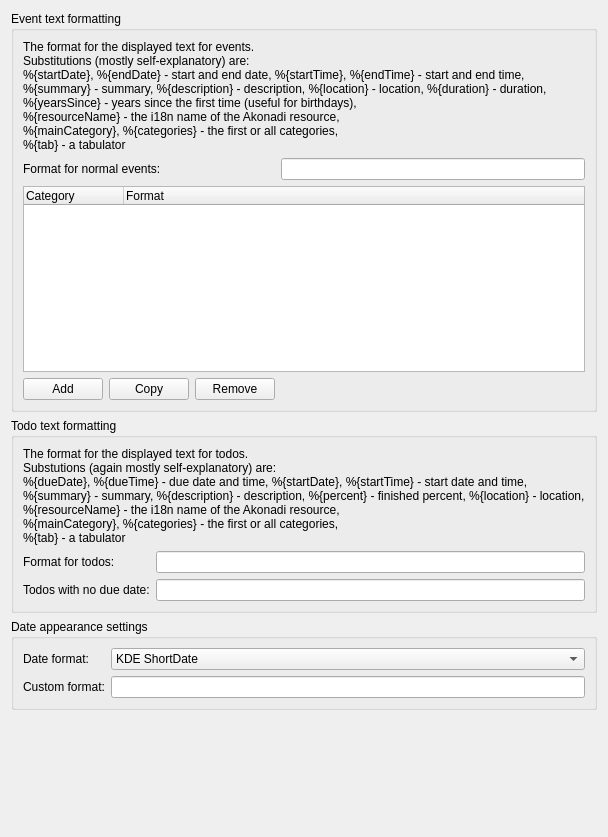
Qt form src/applet/eventappletformatconfig.ui (KDE/plasmoid-eventlist) before a commit.
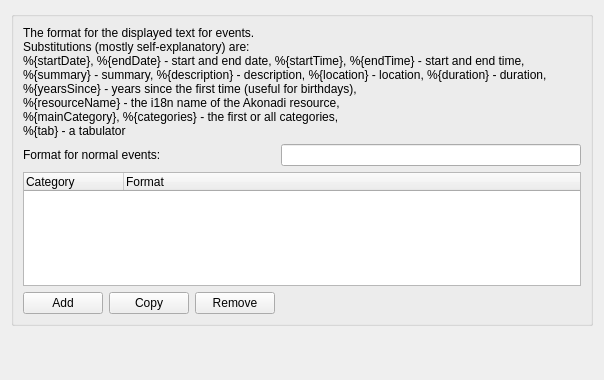
The same form after that commit. Custom widgets are drawn as their Qt base class.

Commit message: rework the config dialog to for netbooks too

```diff
--- a/src/applet/eventappletformatconfig.ui
+++ b/src/applet/eventappletformatconfig.ui
@@ -7,7 +7,7 @@
     <x>0</x>
     <y>0</y>
     <width>604</width>
-    <height>837</height>
+    <height>380</height>
    </rect>
   </property>
   <property name="windowTitle">
@@ -17,7 +17,7 @@
    <item>
     <widget class="QGroupBox" name="groupBox_2">
      <property name="title">
-      <string>Event text formatting</string>
+      <string/>
      </property>
      <layout class="QGridLayout" name="gridLayout_2">
       <item row="1" column="0" colspan="2">
@@ -104,111 +104,6 @@
      </layout>
     </widget>
    </item>
-   <item>
-    <widget class="QGroupBox" name="groupBox_4">
-     <property name="title">
-      <string>Todo text formatting</string>
-     </property>
-     <layout class="QGridLayout" name="gridLayout_3">
-      <item row="0" column="0" colspan="2">
-       <widget class="QLabel" name="label_7">
-        <property name="text">
-         <string>The format for the displayed text for todos.
-Substutions (again mostly self-explanatory) are:
-%{dueDate}, %{dueTime} - due date and time, %{startDate}, %{startTime} - start date and time,
-%{summary} - summary, %{description} - description, %{percent} - finished percent, %{location} - location,
-%{resourceName} - the i18n name of the Akonadi resource,
-%{mainCategory}, %{categories} - the first or all categories,
-%{tab} - a tabulator</string>
-        </property>
-       </widget>
-      </item>
-      <item row="1" column="0">
-       <widget class="QLabel" name="label_8">
-        <property name="text">
-         <string>Format for todos:</string>
-        </property>
-       </widget>
-      </item>
-      <item row="1" column="1">
-       <widget class="KLineEdit" name="todoEdit">
-        <property name="toolTip">
-         <string>The text displayed for common todos.</string>
-        </property>
-        <property name="statusTip">
-         <string/>
-        </property>
-       </widget>
-      </item>
-      <item row="2" column="0">
-       <widget class="QLabel" name="label_9">
-        <property name="text">
-         <string>Todos with no due date:</string>
-        </property>
-       </widget>
-      </item>
-      <item row="2" column="1">
-       <widget class="KLineEdit" name="noDueDateEdit">
-        <property name="toolTip">
-         <string>The text displayed for todos with no due date.</string>
-        </property>
-       </widget>
-      </item>
-     </layout>
-    </widget>
-   </item>
-   <item>
-    <widget class="QGroupBox" name="groupBox">
-     <property name="title">
-      <string>Date appearance settings</string>
-     </property>
-     <layout class="QGridLayout" name="gridLayout">
-      <item row="0" column="0">
-       <widget class="QLabel" name="label">
-        <property name="text">
-         <string>Date format:</string>
-        </property>
-       </widget>
-      </item>
-      <item row="0" column="1">
-       <widget class="KComboBox" name="dateFormatBox">
-        <property name="toolTip">
-         <string>What date format to use.</string>
-        </property>
-        <item>
-         <property name="text">
-          <string>KDE ShortDate</string>
-         </property>
-        </item>
-        <item>
-         <property name="text">
-          <string>KDE LongDate</string>
-         </property>
-        </item>
-        <item>
-         <property name="text">
-          <string>Custom</string>
-         </property>
-        </item>
-       </widget>
-      </item>
-      <item row="1" column="0">
-       <widget class="QLabel" name="label_2">
-        <property name="text">
-         <string>Custom format:</string>
-        </property>
-       </widget>
-      </item>
-      <item row="1" column="1">
-       <widget class="KLineEdit" name="customFormatEdit">
-        <property name="toolTip">
-         <string>A string describing the custom format. It is using the QDate syntax.</string>
-        </property>
-       </widget>
-      </item>
-     </layout>
-    </widget>
-   </item>
    <item>
     <spacer name="verticalSpacer">
      <property name="orientation">
@@ -230,11 +125,6 @@
    <extends>QLineEdit</extends>
    <header>klineedit.h</header>
   </customwidget>
-  <customwidget>
-   <class>KComboBox</class>
-   <extends>QComboBox</extends>
-   <header>kcombobox.h</header>
-  </customwidget>
  </customwidgets>
  <resources/>
  <connections/>
```
The commit also changes 6 other files.
